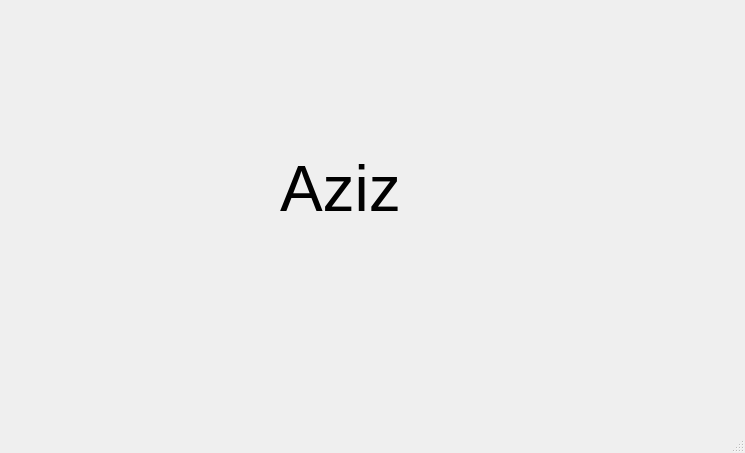
Qt form mainwindow.ui (aziz-turki/Projet_CPP_2A25_Smart_A-roport) before a commit.
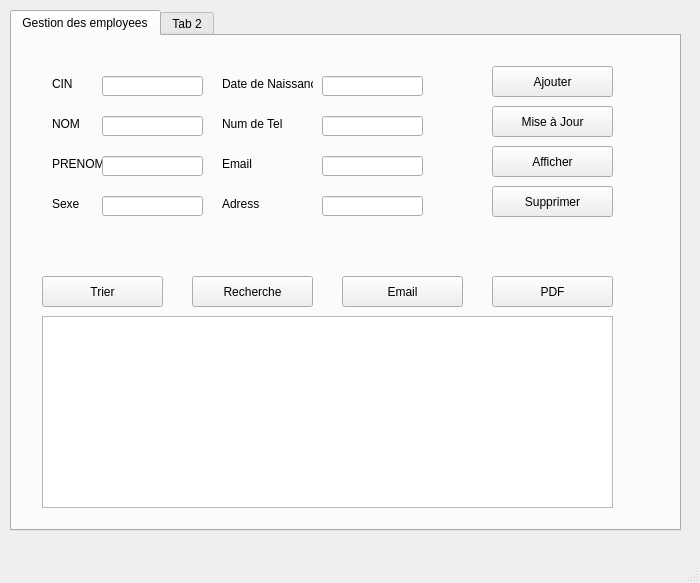
The same form after that commit.

```diff
--- a/mainwindow.ui
+++ b/mainwindow.ui
@@ -6,26 +6,334 @@
    <rect>
     <x>0</x>
     <y>0</y>
-    <width>745</width>
-    <height>453</height>
+    <width>700</width>
+    <height>583</height>
    </rect>
   </property>
   <property name="windowTitle">
    <string>MainWindow</string>
   </property>
   <widget class="QWidget" name="centralwidget">
-   <widget class="QLabel" name="label">
+   <widget class="QTabWidget" name="tabWidget1">
     <property name="geometry">
      <rect>
-      <x>280</x>
-      <y>130</y>
-      <width>221</width>
-      <height>121</height>
+      <x>10</x>
+      <y>10</y>
+      <width>671</width>
+      <height>521</height>
      </rect>
     </property>
-    <property name="text">
-     <string>&lt;html&gt;&lt;head/&gt;&lt;body&gt;&lt;p&gt;&lt;span style=&quot; font-size:48pt;&quot;&gt;Aziz&lt;/span&gt;&lt;/p&gt;&lt;/body&gt;&lt;/html&gt;</string>
+    <property name="currentIndex">
+     <number>0</number>
     </property>
+    <widget class="QWidget" name="tab">
+     <attribute name="title">
+      <string>Gestion des employees</string>
+     </attribute>
+     <widget class="QLabel" name="label_CIN">
+      <property name="geometry">
+       <rect>
+        <x>40</x>
+        <y>40</y>
+        <width>51</width>
+        <height>16</height>
+       </rect>
+      </property>
+      <property name="text">
+       <string>CIN </string>
+      </property>
+     </widget>
+     <widget class="QLabel" name="label_Nom">
+      <property name="geometry">
+       <rect>
+        <x>40</x>
+        <y>80</y>
+        <width>51</width>
+        <height>16</height>
+       </rect>
+      </property>
+      <property name="text">
+       <string>NOM</string>
+      </property>
+     </widget>
+     <widget class="QLabel" name="label_Prenom">
+      <property name="geometry">
+       <rect>
+        <x>40</x>
+        <y>120</y>
+        <width>51</width>
+        <height>16</height>
+       </rect>
+      </property>
+      <property name="text">
+       <string>PRENOM</string>
+      </property>
+     </widget>
+     <widget class="QLabel" name="label_Date_naissance">
+      <property name="geometry">
+       <rect>
+        <x>210</x>
+        <y>40</y>
+        <width>91</width>
+        <height>16</height>
+       </rect>
+      </property>
+      <property name="text">
+       <string>Date de Naissance</string>
+      </property>
+     </widget>
+     <widget class="QLabel" name="label_Sexe">
+      <property name="geometry">
+       <rect>
+        <x>40</x>
+        <y>160</y>
+        <width>71</width>
+        <height>16</height>
+       </rect>
+      </property>
+      <property name="text">
+       <string>Sexe</string>
+      </property>
+     </widget>
+     <widget class="QPushButton" name="pushButton_Ajouter">
+      <property name="geometry">
+       <rect>
+        <x>480</x>
+        <y>30</y>
+        <width>121</width>
+        <height>31</height>
+       </rect>
+      </property>
+      <property name="text">
+       <string>Ajouter</string>
+      </property>
+     </widget>
+     <widget class="QPushButton" name="pushButton_MIseAJour">
+      <property name="geometry">
+       <rect>
+        <x>480</x>
+        <y>70</y>
+        <width>121</width>
+        <height>31</height>
+       </rect>
+      </property>
+      <property name="text">
+       <string>Mise à Jour</string>
+      </property>
+     </widget>
+     <widget class="QPushButton" name="pushButton_Supprimer">
+      <property name="geometry">
+       <rect>
+        <x>480</x>
+        <y>150</y>
+        <width>121</width>
+        <height>31</height>
+       </rect>
+      </property>
+      <property name="text">
+       <string>Supprimer</string>
+      </property>
+     </widget>
+     <widget class="QPushButton" name="pushButton_Afficher">
+      <property name="geometry">
+       <rect>
+        <x>480</x>
+        <y>110</y>
+        <width>121</width>
+        <height>31</height>
+       </rect>
+      </property>
+      <property name="text">
+       <string>Afficher</string>
+      </property>
+     </widget>
+     <widget class="QLabel" name="label_Num_Tel">
+      <property name="geometry">
+       <rect>
+        <x>210</x>
+        <y>80</y>
+        <width>71</width>
+        <height>16</height>
+       </rect>
+      </property>
+      <property name="text">
+       <string>Num de Tel</string>
+      </property>
+     </widget>
+     <widget class="QLabel" name="label_Adress">
+      <property name="geometry">
+       <rect>
+        <x>210</x>
+        <y>160</y>
+        <width>71</width>
+        <height>16</height>
+       </rect>
+      </property>
+      <property name="text">
+       <string>Adress</string>
+      </property>
+     </widget>
+     <widget class="QLabel" name="label_Email">
+      <property name="geometry">
+       <rect>
+        <x>210</x>
+        <y>120</y>
+        <width>71</width>
+        <height>16</height>
+       </rect>
+      </property>
+      <property name="text">
+       <string>Email</string>
+      </property>
+     </widget>
+     <widget class="QPushButton" name="pushButton_Trier">
+      <property name="geometry">
+       <rect>
+        <x>30</x>
+        <y>240</y>
+        <width>121</width>
+        <height>31</height>
+       </rect>
+      </property>
+      <property name="text">
+       <string>Trier</string>
+      </property>
+     </widget>
+     <widget class="QPushButton" name="pushButton_Recherche">
+      <property name="geometry">
+       <rect>
+        <x>180</x>
+        <y>240</y>
+        <width>121</width>
+        <height>31</height>
+       </rect>
+      </property>
+      <property name="text">
+       <string>Recherche</string>
+      </property>
+     </widget>
+     <widget class="QPushButton" name="pushButton_Email">
+      <property name="geometry">
+       <rect>
+        <x>330</x>
+        <y>240</y>
+        <width>121</width>
+        <height>31</height>
+       </rect>
+      </property>
+      <property name="text">
+       <string>Email</string>
+      </property>
+     </widget>
+     <widget class="QPushButton" name="pushButton_PDF">
+      <property name="geometry">
+       <rect>
+        <x>480</x>
+        <y>240</y>
+        <width>121</width>
+        <height>31</height>
+       </rect>
+      </property>
+      <property name="text">
+       <string>PDF</string>
+      </property>
+     </widget>
+     <widget class="QLineEdit" name="lineEdit_CIN">
+      <property name="geometry">
+       <rect>
+        <x>90</x>
+        <y>40</y>
+        <width>101</width>
+        <height>20</height>
+       </rect>
+      </property>
+     </widget>
+     <widget class="QLineEdit" name="lineEdit_Nom">
+      <property name="geometry">
+       <rect>
+        <x>90</x>
+        <y>80</y>
+        <width>101</width>
+        <height>20</height>
+       </rect>
+      </property>
+     </widget>
+     <widget class="QLineEdit" name="lineEdit_Prenom">
+      <property name="geometry">
+       <rect>
+        <x>90</x>
+        <y>120</y>
+        <width>101</width>
+        <height>20</height>
+       </rect>
+      </property>
+     </widget>
+     <widget class="QLineEdit" name="lineEdit_Sexe">
+      <property name="geometry">
+       <rect>
+        <x>90</x>
+        <y>160</y>
+        <width>101</width>
+        <height>20</height>
+       </rect>
+      </property>
+     </widget>
+     <widget class="QLineEdit" name="lineEdit_Date_Naissance">
+      <property name="geometry">
+       <rect>
+        <x>310</x>
+        <y>40</y>
+        <width>101</width>
+        <height>20</height>
+       </rect>
+      </property>
+     </widget>
+     <widget class="QLineEdit" name="lineEdit_Num_Tel">
+      <property name="geometry">
+       <rect>
+        <x>310</x>
+        <y>80</y>
+        <width>101</width>
+        <height>20</height>
+       </rect>
+      </property>
+     </widget>
+     <widget class="QTableView" name="table_employe">
+      <property name="geometry">
+       <rect>
+        <x>30</x>
+        <y>280</y>
+        <width>571</width>
+        <height>192</height>
+       </rect>
+      </property>
+     </widget>
+     <widget class="QLineEdit" name="lineEdit_Email">
+      <property name="geometry">
+       <rect>
+        <x>310</x>
+        <y>120</y>
+        <width>101</width>
+        <height>20</height>
+       </rect>
+      </property>
+     </widget>
+     <widget class="QLineEdit" name="lineEdit_Adress">
+      <property name="geometry">
+       <rect>
+        <x>310</x>
+        <y>160</y>
+        <width>101</width>
+        <height>20</height>
+       </rect>
+      </property>
+     </widget>
+    </widget>
+    <widget class="QWidget" name="tab_2">
+     <attribute name="title">
+      <string>Tab 2</string>
+     </attribute>
+    </widget>
    </widget>
   </widget>
   <widget class="QMenuBar" name="menubar">
```
Left out of the diff: 2 changed lines with no effect on the pictures.
